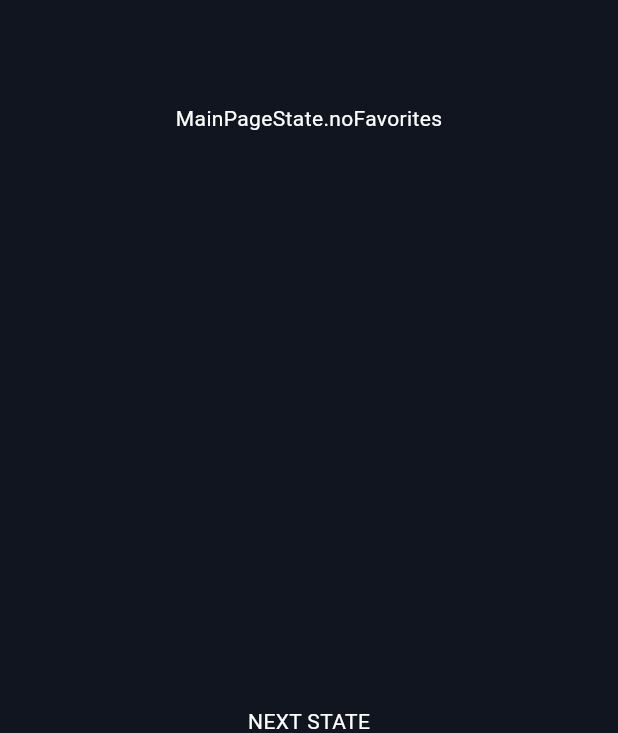
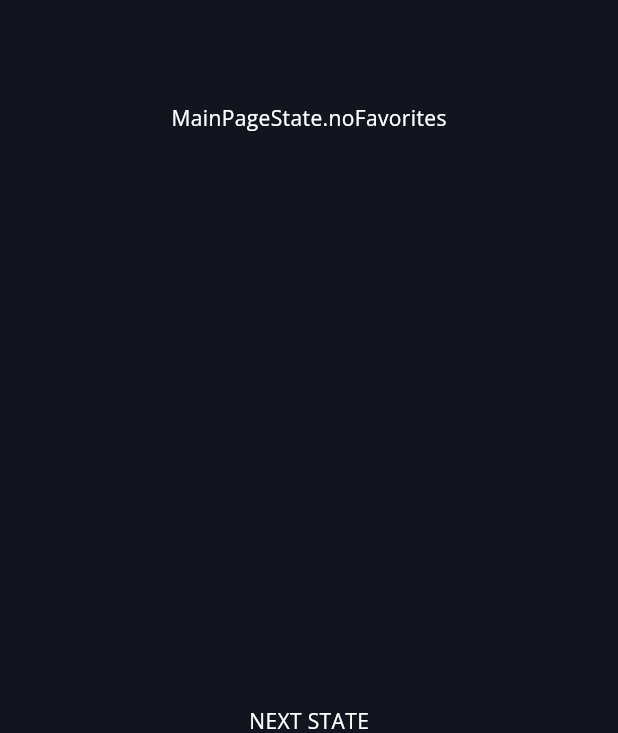
Before and after one commit to PavelSilinskiy/superheroes, a Flutter app: the screen it shows after launch, on a phone screen of 412 x 824 dp. Shown: the part 500-1233 px from the top of the screen. Run offline on Flutter 3.47's test engine with Material 3 defaults, Android fonts, the phone set to English and light mode, and no system bars; our stand-ins replace google_fonts, rxdart.

Commit message:
feature: change textTheme to Open Sans

```diff
--- a/lib/main.dart
+++ b/lib/main.dart
@@ -1,4 +1,5 @@
 import 'package:flutter/material.dart';
+import 'package:google_fonts/google_fonts.dart';
 import 'package:superheroes/pages/main_page.dart';
 
 void main() {
@@ -11,6 +12,10 @@ class MyApp extends StatelessWidget {
   // This widget is the root of your application.
   @override
   Widget build(BuildContext context) {
-    return MaterialApp(home: MainPage());
+    final TextTheme textTheme = Theme.of(context).textTheme;
+    return MaterialApp(
+      theme: ThemeData(textTheme: GoogleFonts.openSansTextTheme(textTheme)),
+      home: MainPage(),
+    );
   }
 }
```
